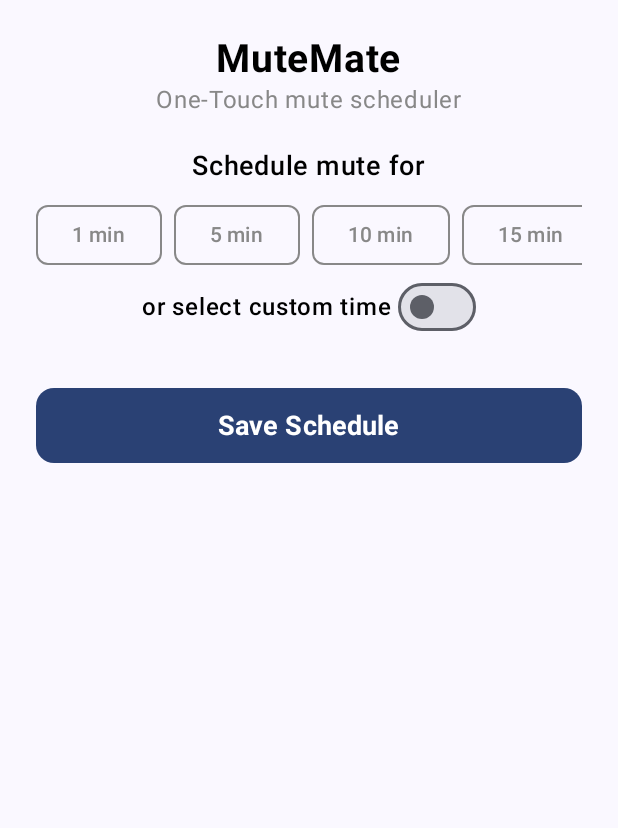
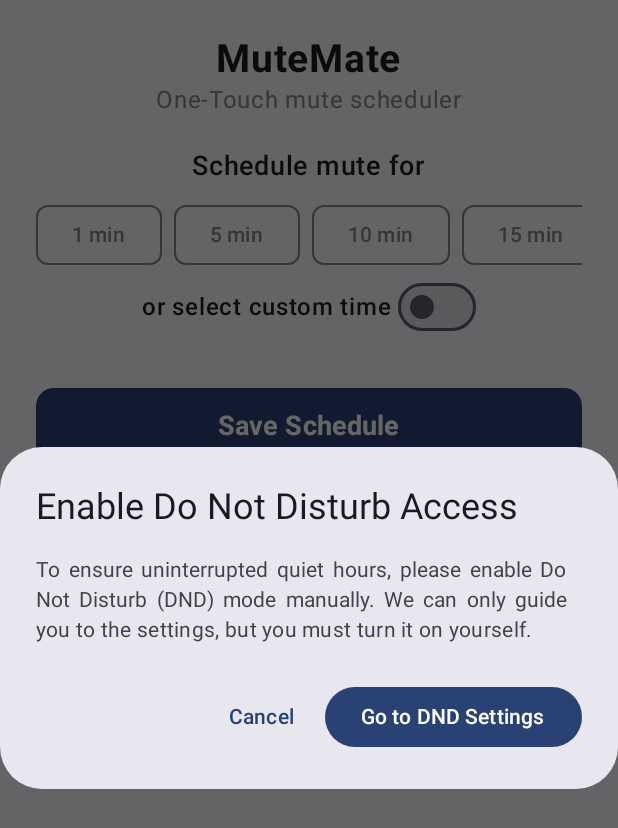
Before and after one commit to KrishnaTech6/MuteMate, an Android app built with Jetpack Compose: the screen it shows after launch (MainActivity), after a tap on "Save Schedule", on a phone screen of 412 x 824 dp. Shown: the top 828 px of the screen. Run offline under Robolectric (Android 15) with nearby library versions, the phone set to English and light mode, and no system bars; our stand-ins replace Room's generated code.

Commit message:
Final adjustmentes and refinements

```diff
--- a/app/src/main/java/com/example/mutemate/MainActivity.kt
+++ b/app/src/main/java/com/example/mutemate/MainActivity.kt
@@ -4,6 +4,9 @@ import android.os.Bundle
 import androidx.activity.ComponentActivity
 import androidx.activity.compose.setContent
 import androidx.activity.enableEdgeToEdge
+import androidx.compose.foundation.layout.padding
+import androidx.compose.material3.Scaffold
+import androidx.compose.ui.Modifier
 import androidx.room.Room
 import com.example.mutemate.ui.theme.MuteMateTheme
 
@@ -22,7 +25,9 @@ class MainActivity : ComponentActivity() {
 
         setContent {
             MuteMateTheme {
-                MuteScreen(viewModel, this)
+                Scaffold { padding ->
+                MuteScreen(viewModel, this, modifier = Modifier.padding(padding))
+                }
             }
         }
     }
--- a/app/src/main/java/com/example/mutemate/MuteScreen.kt
+++ b/app/src/main/java/com/example/mutemate/MuteScreen.kt
@@ -19,22 +19,24 @@ import androidx.compose.ui.Alignment
 import androidx.compose.ui.Modifier
 import androidx.compose.ui.graphics.Color
 import androidx.compose.ui.text.font.FontWeight
+import androidx.compose.ui.text.style.TextAlign
 import androidx.compose.ui.unit.dp
 import androidx.compose.ui.unit.sp
 import java.text.SimpleDateFormat
 import java.util.*
 
 @Composable
-fun MuteScreen(viewModel: MuteViewModel, context: Context) {
+fun MuteScreen(viewModel: MuteViewModel, context: Context, modifier: Modifier = Modifier) {
     var startTime by remember { mutableStateOf("") }
     var endTime by remember { mutableStateOf("") }
     val startPickerDialog = remember { mutableStateOf(false) }
     val endPickerDialog = remember { mutableStateOf(false) }
     val selectedDuration = remember { mutableIntStateOf(0) }
     var customTimeSelected by remember { mutableStateOf(false) }
+    val showDialog = remember { mutableStateOf(false) }
 
     Column(
-        modifier = Modifier
+        modifier = modifier
             .fillMaxSize()
             .background(MaterialTheme.colorScheme.background)
             .padding(24.dp)
@@ -62,12 +64,16 @@ fun MuteScreen(viewModel: MuteViewModel, context: Context) {
         }
 
         if (customTimeSelected) {
+            selectedDuration.intValue = 0 // reset duration when custom time is selected
             val calendar = Calendar.getInstance()
             val currentHour = calendar.get(Calendar.HOUR_OF_DAY)
             val currentMinute = calendar.get(Calendar.MINUTE)
 
             // Start Date & Time Picker
-            TimeSelector(label = "Start Time", time = startTime, onClick = { startPickerDialog.value = true })
+            TimeSelector(
+                label = "Start Time",
+                time = startTime,
+                onClick = { startPickerDialog.value = true })
             if (startPickerDialog.value) {
                 TimePickerDialog(context, { _, hour, minute ->
                     val selectedCalendar = Calendar.getInstance().apply {
@@ -79,18 +85,23 @@ fun MuteScreen(viewModel: MuteViewModel, context: Context) {
                     if (selectedCalendar.timeInMillis >= calendar.timeInMillis) {
                         startTime = String.format(Locale.getDefault(), "%02d:%02d", hour, minute)
                     } else {
-                        Toast.makeText(context, "Please select a future time", Toast.LENGTH_SHORT).show()
+                        Toast.makeText(context, "Please select a future time", Toast.LENGTH_SHORT)
+                            .show()
                     }
+                }, currentHour, currentMinute, true).show()
                 startPickerDialog.value = false
-                }, currentHour, currentMinute, true).show()
             }
 
             Spacer(modifier = Modifier.height(12.dp))
 
             // End Date & Time Picker
-            TimeSelector(label = "End Time", time = endTime, onClick = { endPickerDialog.value = true })
+            TimeSelector(
+                label = "End Time",
+                time = endTime,
+                onClick = { endPickerDialog.value = true })
             if (endPickerDialog.value) {
                 TimePickerDialog(context, { _, hour, minute ->
+                    if (startTime.isNotEmpty()) {
                         val selectedEndCalendar = Calendar.getInstance().apply {
                             set(Calendar.HOUR_OF_DAY, hour)
                             set(Calendar.MINUTE, minute)
@@ -104,20 +115,36 @@ fun MuteScreen(viewModel: MuteViewModel, context: Context) {
                         if (selectedEndCalendar.timeInMillis > startCalendar.timeInMillis) {
                             endTime = String.format(Locale.getDefault(), "%02d:%02d", hour, minute)
                         } else {
-                        Toast.makeText(context, "End time must be after start time", Toast.LENGTH_SHORT).show()
+                            Toast.makeText(
+                                context,
+                                "End time must be after start time",
+                                Toast.LENGTH_SHORT
+                            ).show()
                         }
+                    } else
+                        Toast.makeText(
+                            context,
+                            "Please select start time first",
+                            Toast.LENGTH_SHORT
+                        ).show()
+                }, currentHour, currentMinute, true)
+                    .show()
                 endPickerDialog.value = false
-                }, currentHour, currentMinute, true).show()
             }
         }
 
 
         Spacer(modifier = Modifier.height(30.dp))
+
         Button(
             onClick = {
                 if (!hasNotificationPolicyAccess(context)) {
-                    requestNotificationPolicyAccess(context)
-                } else {
+                    showDialog.value = true
+                } else if (selectedDuration.intValue == 0 && !customTimeSelected)
+                    Toast.makeText(context, "Please select duration", Toast.LENGTH_SHORT).show()
+                else if (endTime.isEmpty() && customTimeSelected)
+                    Toast.makeText(context, "Please select start and end time", Toast.LENGTH_SHORT).show()
+                else {
                     if (!customTimeSelected) {
                         val endCalendar = Calendar.getInstance().apply {
                             add(Calendar.MINUTE, selectedDuration.value)
@@ -127,6 +154,10 @@ fun MuteScreen(viewModel: MuteViewModel, context: Context) {
                     }
                     viewModel.addSchedule(startTime, endTime)
                     Toast.makeText(context, "Schedule added", Toast.LENGTH_SHORT).show()
+                    //Reset Values
+                    endTime = ""
+                    startTime = ""
+                    customTimeSelected = false
                 }
             },
             shape = RoundedCornerShape(12.dp),
@@ -136,6 +167,34 @@ fun MuteScreen(viewModel: MuteViewModel, context: Context) {
                 .height(50.dp)
         ) {
             Text("Save Schedule", fontSize = 18.sp, fontWeight = FontWeight.Bold)
+        }
+        if (showDialog.value) {
+            AlertDialog(
+                onDismissRequest = { showDialog.value = false },
+                title = { Text("Enable Do Not Disturb Access") },
+                text = {
+                    Text(
+                        "To ensure uninterrupted quiet hours, please enable Do Not Disturb (DND) mode manually. " +
+                                "We can only guide you to the settings, but you must turn it on yourself.",
+                        textAlign = TextAlign.Justify
+                    )
+                },
+                confirmButton = {
+                    Button(
+                        onClick = {
+                            requestNotificationPolicyAccess(context)
+                            showDialog.value = false
+                        }
+                    ) {
+                        Text("Go to DND Settings")
+                    }
+                },
+                dismissButton = {
+                    TextButton(onClick = { showDialog.value = false }) {
+                        Text("Cancel")
+                    }
+                }
+            )
         }
     }
 }
@@ -158,14 +217,22 @@ fun TimeSelector(label: String, time: String, onClick: () -> Unit) {
 @Composable
 fun DurationSelection(selectedDuration: Int, onDurationSelected: (Int) -> Unit) {
     val options = listOf(1, 5, 10, 15, 30, 60)
-    Row(horizontalArrangement = Arrangement.spacedBy(8.dp), modifier = Modifier.horizontalScroll(rememberScrollState())) {
+    Row(
+        horizontalArrangement = Arrangement.spacedBy(8.dp),
+        modifier = Modifier.horizontalScroll(rememberScrollState())
+    ) {
         options.forEach { duration ->
             OutlinedButton(
                 onClick = { onDurationSelected(duration) },
                 shape = RoundedCornerShape(8.dp),
-                border = BorderStroke(1.dp, if (selectedDuration == duration) MaterialTheme.colorScheme.primary else Color.Gray),
+                border = BorderStroke(
+                    1.dp,
+                    if (selectedDuration == duration) MaterialTheme.colorScheme.primary else Color.Gray
+                ),
                 colors = ButtonDefaults.outlinedButtonColors(
-                    containerColor = if (selectedDuration == duration) MaterialTheme.colorScheme.primary.copy(alpha = 0.2f) else Color.Transparent,
+                    containerColor = if (selectedDuration == duration) MaterialTheme.colorScheme.primary.copy(
+                        alpha = 0.2f
+                    ) else Color.Transparent,
                     contentColor = if (selectedDuration == duration) MaterialTheme.colorScheme.primary else Color.Gray
                 )
             ) {
@@ -176,7 +243,8 @@ fun DurationSelection(selectedDuration: Int, onDurationSelected: (Int) -> Unit)
 }
 
 fun hasNotificationPolicyAccess(context: Context): Boolean {
-    val notificationManager = context.getSystemService(Context.NOTIFICATION_SERVICE) as NotificationManager
+    val notificationManager =
+        context.getSystemService(Context.NOTIFICATION_SERVICE) as NotificationManager
     return notificationManager.isNotificationPolicyAccessGranted
 }
 
```
Lines whose indentation alone changed are shown as unchanged.
